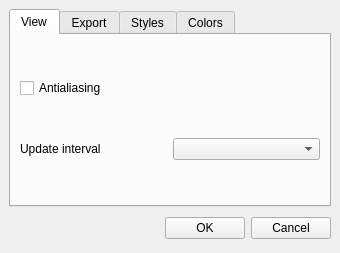
Qt form dialogs/preferences.ui (veusz/veusz) before a commit.
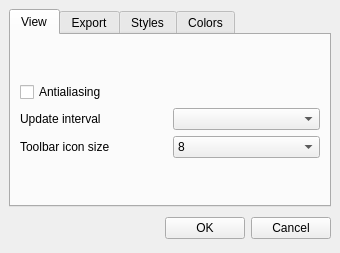
The same form after that commit.

Commit message: Add option for icon size in toolbars and add to preferences dialog

```diff
--- a/dialogs/preferences.ui
+++ b/dialogs/preferences.ui
@@ -31,24 +31,65 @@
       </attribute>
       <layout class="QVBoxLayout" name="verticalLayout">
        <item>
-        <widget class="QCheckBox" name="antialiasCheck">
-         <property name="text">
-          <string>Antialiasing</string>
-         </property>
-        </widget>
-       </item>
-       <item>
-        <layout class="QHBoxLayout" name="horizontalLayout">
-         <item>
+        <layout class="QGridLayout" name="gridLayout_3">
+         <item row="0" column="0" colspan="2">
+          <widget class="QCheckBox" name="antialiasCheck">
+           <property name="text">
+            <string>Antialiasing</string>
+           </property>
+          </widget>
+         </item>
+         <item row="1" column="0">
           <widget class="QLabel" name="label_5">
            <property name="text">
             <string>Update interval</string>
            </property>
           </widget>
          </item>
-         <item>
+         <item row="1" column="1">
           <widget class="QComboBox" name="intervalCombo"/>
          </item>
+         <item row="2" column="0">
+          <widget class="QLabel" name="label_6">
+           <property name="text">
+            <string>Toolbar icon size</string>
+           </property>
+          </widget>
+         </item>
+         <item row="2" column="1">
+          <widget class="QComboBox" name="iconSizeCombo">
+           <item>
+            <property name="text">
+             <string>8</string>
+            </property>
+           </item>
+           <item>
+            <property name="text">
+             <string>16</string>
+            </property>
+           </item>
+           <item>
+            <property name="text">
+             <string>24</string>
+            </property>
+           </item>
+           <item>
+            <property name="text">
+             <string>32</string>
+            </property>
+           </item>
+           <item>
+            <property name="text">
+             <string>48</string>
+            </property>
+           </item>
+           <item>
+            <property name="text">
+             <string>64</string>
+            </property>
+           </item>
+          </widget>
+         </item>
         </layout>
        </item>
       </layout>
```
The commit also changes 6 other files.
